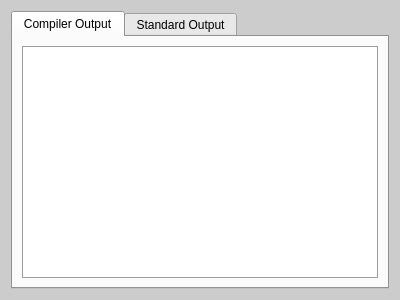
The window that source/JudgeClient/forms/DialogTest.ui (AssisterForZHG/Judge) describes before a commit, drawn with Qt 5.
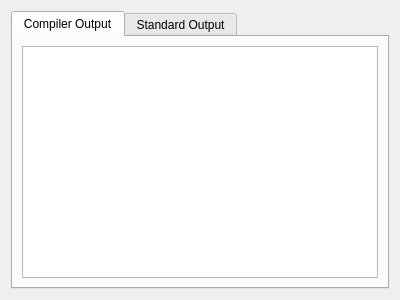
The same window after the commit.

What changed in the file:
```diff
--- a/source/JudgeClient/forms/DialogTest.ui
+++ b/source/JudgeClient/forms/DialogTest.ui
@@ -10,70 +10,6 @@
     <height>300</height>
    </rect>
   </property>
-  <property name="palette">
-   <palette>
-    <active>
-     <colorrole role="Base">
-      <brush brushstyle="SolidPattern">
-       <color alpha="255">
-        <red>255</red>
-        <green>255</green>
-        <blue>255</blue>
-       </color>
-      </brush>
-     </colorrole>
-     <colorrole role="Window">
-      <brush brushstyle="SolidPattern">
-       <color alpha="255">
-        <red>204</red>
-        <green>204</green>
-        <blue>204</blue>
-       </color>
-      </brush>
-     </colorrole>
-    </active>
-    <inactive>
-     <colorrole role="Base">
-      <brush brushstyle="SolidPattern">
-       <color alpha="255">
-        <red>255</red>
-        <green>255</green>
-        <blue>255</blue>
-       </color>
-      </brush>
-     </colorrole>
-     <colorrole role="Window">
-      <brush brushstyle="SolidPattern">
-       <color alpha="255">
-        <red>204</red>
-        <green>204</green>
-        <blue>204</blue>
-       </color>
-      </brush>
-     </colorrole>
-    </inactive>
-    <disabled>
-     <colorrole role="Base">
-      <brush brushstyle="SolidPattern">
-       <color alpha="255">
-        <red>204</red>
-        <green>204</green>
-        <blue>204</blue>
-       </color>
-      </brush>
-     </colorrole>
-     <colorrole role="Window">
-      <brush brushstyle="SolidPattern">
-       <color alpha="255">
-        <red>204</red>
-        <green>204</green>
-        <blue>204</blue>
-       </color>
-      </brush>
-     </colorrole>
-    </disabled>
-   </palette>
-  </property>
   <property name="windowTitle">
    <string>Test</string>
   </property>
```
